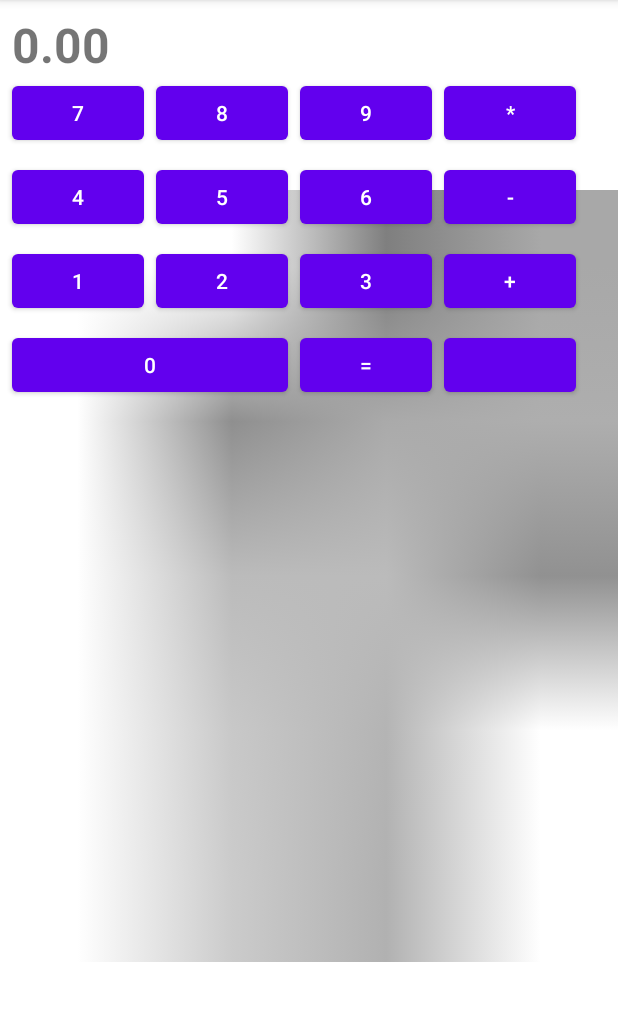
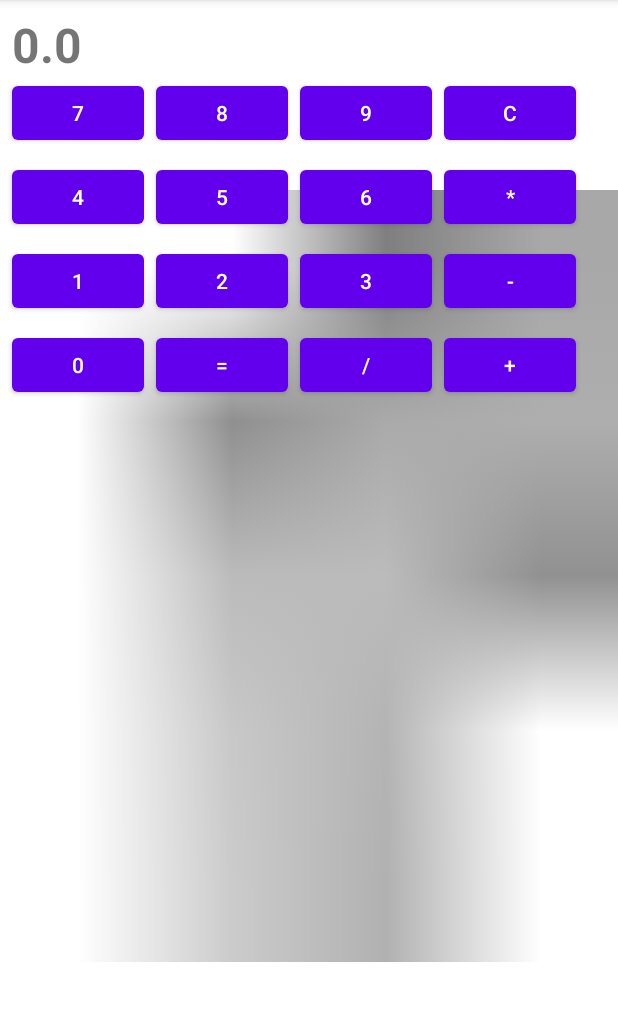
Before and after one commit to andreysc1976/hw2_2, an Android app: the screen it shows after launch (MainActivity), on a phone screen of 412 x 824 dp, the part 84-1105 px from its top. Run offline under Robolectric (Android 15) with nearby library versions, the light colour scheme and no system bars.

Commit message:
простой калькулятор

```diff
--- /dev/null
+++ b/app/src/main/java/com/andreysc/hw2_2/Calc.java
@@ -0,0 +1,85 @@
+package com.andreysc.hw2_2;
+
+import java.io.Serializable;
+
+public class Calc implements Serializable {
+    private Float firstValue;
+    private Float secondValue;
+    private Float result;
+    private String outputString;
+    private int action;
+
+    public static final int ACTION_ADD=1;
+    public static final int ACTION_DEVIDI=2;
+    public static final int ACTION_MULTIPLI=3;
+    public static final int ACTION_SUBSTRACT=4;
+    public static final int ACTION_EQUALS=5;
+
+    public Calc(){
+        this(0f,0f,ACTION_EQUALS);
+    }
+
+    public Calc(Float firstValue, Float secondValue, int action){
+        this.firstValue=firstValue;
+        this.secondValue=secondValue;
+        this.action=action;
+        this.outputString=secondValue.toString();
+    }
+
+    public void setAction(int action) {
+        this.action = action;
+    }
+
+    public Float getFirstValue() {
+        return firstValue;
+    }
+
+    public void setFirstValue(Float firstValue) {
+        this.firstValue = firstValue;
+    }
+
+    public Float getSecondValue() {
+        return secondValue;
+    }
+
+    public void setSecondValue(Float secondValue) {
+        this.secondValue = secondValue;
+    }
+
+    public String getOutputString() {
+        return outputString;
+    }
+
+    public int getAction() {
+        return action;
+    }
+
+    public void calculate() {
+        outputString="";
+        switch (action){
+            case (ACTION_ADD):
+                secondValue=firstValue+secondValue;
+                break;
+            case(ACTION_DEVIDI):
+                if (secondValue==0){
+                    outputString="ERROR dev by zero";
+                    secondValue=0f;
+                } else {
+                    secondValue=firstValue/secondValue;
+                }
+                break;
+            case (ACTION_MULTIPLI):
+                secondValue=firstValue*secondValue;
+                break;
+            case(ACTION_SUBSTRACT):{
+                secondValue=firstValue-secondValue;
+                break;
+            }
+            case (ACTION_EQUALS):
+                break;
+        }
+        if (outputString==""){
+            outputString=secondValue.toString();
+        }
+    }
+}
--- a/app/src/main/java/com/andreysc/hw2_2/MainActivity.java
+++ b/app/src/main/java/com/andreysc/hw2_2/MainActivity.java
@@ -3,12 +3,152 @@ package com.andreysc.hw2_2;
 import androidx.appcompat.app.AppCompatActivity;
 
 import android.os.Bundle;
+import android.view.View;
+import android.widget.TextView;
 
-public class MainActivity extends AppCompatActivity {
+public class MainActivity extends AppCompatActivity implements View.OnClickListener {
+
+    public static final int INPUT_NUMBER = 1;
+    public static final int INPUT_ACTION = 2;
+
+    private Calc calc;
+
+    private String inputText;
+    private TextView textView;
+    private int lastInput;
+
+    private void equalsCalc(){
+        calc.setFirstValue(calc.getSecondValue());
+        calc.setSecondValue(Float.valueOf(inputText));
+        calc.calculate();
+        inputText=calc.getOutputString();
+        updateTextView();
+    }
+
+    private void setAllClickListener(){
+        findViewById(R.id.buttonNumber0).setOnClickListener(this);
+        findViewById(R.id.buttonNumber1).setOnClickListener(this);
+        findViewById(R.id.buttonNumber2).setOnClickListener(this);
+        findViewById(R.id.buttonNumber3).setOnClickListener(this);
+        findViewById(R.id.buttonNumber4).setOnClickListener(this);
+        findViewById(R.id.buttonNumber5).setOnClickListener(this);
+        findViewById(R.id.buttonNumber6).setOnClickListener(this);
+        findViewById(R.id.buttonNumber7).setOnClickListener(this);
+        findViewById(R.id.buttonNumber8).setOnClickListener(this);
+        findViewById(R.id.buttonNumber9).setOnClickListener(this);
+
+        findViewById(R.id.buttonActionAdd).setOnClickListener(v->{
+            lastInput=INPUT_ACTION;
+            if (calc.getAction()!=Calc.ACTION_EQUALS){
+                equalsCalc();
+            }
+            calc.setAction(Calc.ACTION_ADD);
+            calc.setSecondValue(Float.valueOf(inputText));
+        });
+
+        findViewById(R.id.buttonActionSubstract).setOnClickListener(v->{
+            lastInput=INPUT_ACTION;
+            if (calc.getAction()!=Calc.ACTION_EQUALS){
+                equalsCalc();
+            }
+            calc.setAction(Calc.ACTION_SUBSTRACT);
+            calc.setSecondValue(Float.valueOf(inputText));
+        });
+
+        findViewById(R.id.buttonActionMultiple).setOnClickListener(v->{
+            lastInput=INPUT_ACTION;
+            if (calc.getAction()!=Calc.ACTION_EQUALS){
+                equalsCalc();
+            }
+            calc.setAction(Calc.ACTION_MULTIPLI);
+            calc.setSecondValue(Float.valueOf(inputText));
+        });
+
+        findViewById(R.id.buttonActionDivide).setOnClickListener(v->{
+            lastInput=INPUT_ACTION;
+            if (calc.getAction()!=Calc.ACTION_EQUALS){
+                equalsCalc();
+            }
+            calc.setAction(Calc.ACTION_DEVIDI);
+            calc.setSecondValue(Float.valueOf(inputText));
+        });
+
+        findViewById(R.id.buttonActionEquals).setOnClickListener(v->{
+            lastInput=INPUT_ACTION;
+            equalsCalc();
+            calc.setAction(Calc.ACTION_EQUALS);
+        });
+
+        findViewById(R.id.buttonClear).setOnClickListener(v->{
+            calc=new Calc();
+            inputText=calc.getOutputString();
+            updateTextView();
+        });
+
+    }
 
     @Override
     protected void onCreate(Bundle savedInstanceState) {
         super.onCreate(savedInstanceState);
         setContentView(R.layout.calc2_layout);
+        textView = findViewById(R.id.calcLine);
+        setAllClickListener();
+        lastInput=INPUT_ACTION;
+        if (savedInstanceState==null){
+            calc = new Calc();
+        }
+        inputText=calc.getOutputString();
+        updateTextView();
+    }
+
+    private void updateTextView(){
+        textView.setText(inputText);
+    }
+
+    private void inputNumber(char number)
+    {
+        if (lastInput==INPUT_ACTION){
+            inputText=""+number;
+        } else {
+            inputText+=number;
+        }
+        lastInput=INPUT_NUMBER;
+        updateTextView();
+    }
+
+    @Override
+    public void onClick(View v) {
+        switch (v.getId()){
+            case (R.id.buttonNumber0):
+                inputNumber('0');
+                break;
+            case (R.id.buttonNumber1):
+                inputNumber('1');
+                break;
+            case (R.id.buttonNumber2):
+                inputNumber('2');
+                break;
+            case (R.id.buttonNumber3):
+                inputNumber('3');
+                break;
+            case (R.id.buttonNumber4):
+                inputNumber('4');
+                break;
+            case (R.id.buttonNumber5):
+                inputNumber('5');
+                break;
+            case (R.id.buttonNumber6):
+                inputNumber('6');
+                break;
+            case (R.id.buttonNumber7):
+                inputNumber('7');
+                break;
+            case (R.id.buttonNumber8):
+                inputNumber('8');
+                break;
+            case (R.id.buttonNumber9):
+                inputNumber('9');
+                break;
+        }
     }
 }
--- a/app/src/main/res/layout/calc2_layout.xml
+++ b/app/src/main/res/layout/calc2_layout.xml
@@ -24,7 +24,7 @@
         android:layout_marginStart="8dp"
         android:text="7"
         app:layout_constraintStart_toStartOf="parent"
-        app:layout_constraintTop_toBottomOf="@+id/textView" />
+        app:layout_constraintTop_toBottomOf="@+id/calcLine" />
 
     <Button
         android:id="@+id/buttonNumber4"
@@ -103,9 +103,10 @@
         android:layout_width="wrap_content"
         android:layout_height="wrap_content"
         android:layout_marginStart="8dp"
+        android:layout_marginTop="8dp"
         android:text="*"
         app:layout_constraintStart_toEndOf="@+id/buttonNumber9"
-        app:layout_constraintTop_toTopOf="@+id/buttonNumber9" />
+        app:layout_constraintTop_toBottomOf="@+id/buttonClear" />
 
     <Button
         android:id="@+id/buttonActionSubstract"
@@ -131,7 +132,7 @@
         android:layout_height="wrap_content"
         android:layout_marginTop="8dp"
         android:text="0"
-        app:layout_constraintEnd_toEndOf="@+id/buttonNumber2"
+        app:layout_constraintEnd_toEndOf="@+id/buttonNumber1"
         app:layout_constraintStart_toStartOf="@+id/buttonNumber1"
         app:layout_constraintTop_toBottomOf="@+id/buttonNumber1" />
 
@@ -151,21 +152,30 @@
         android:layout_height="wrap_content"
         android:layout_marginStart="8dp"
         android:layout_marginTop="8dp"
-        android:text="\"
+        android:text="/"
         app:layout_constraintStart_toEndOf="@+id/buttonActionEquals"
-        app:layout_constraintTop_toBottomOf="@+id/buttonActionAdd" />
+        app:layout_constraintTop_toBottomOf="@+id/buttonNumber3" />
 
     <TextView
-        android:id="@+id/textView"
+        android:id="@+id/calcLine"
         android:layout_width="0dp"
         android:layout_height="wrap_content"
         android:layout_marginStart="8dp"
         android:layout_marginTop="8dp"
         android:text="0.00"
-        android:textSize="32dp"
+        android:textSize="32sp"
         android:textStyle="bold"
         app:layout_constraintEnd_toEndOf="@+id/buttonActionMultiple"
         app:layout_constraintStart_toStartOf="parent"
         app:layout_constraintTop_toTopOf="parent" />
 
+    <Button
+        android:id="@+id/buttonClear"
+        android:layout_width="wrap_content"
+        android:layout_height="wrap_content"
+        android:layout_marginStart="8dp"
+        android:text="C"
+        app:layout_constraintStart_toEndOf="@+id/buttonNumber9"
+        app:layout_constraintTop_toTopOf="@+id/buttonNumber9" />
+
 </androidx.constraintlayout.widget.ConstraintLayout>
```
